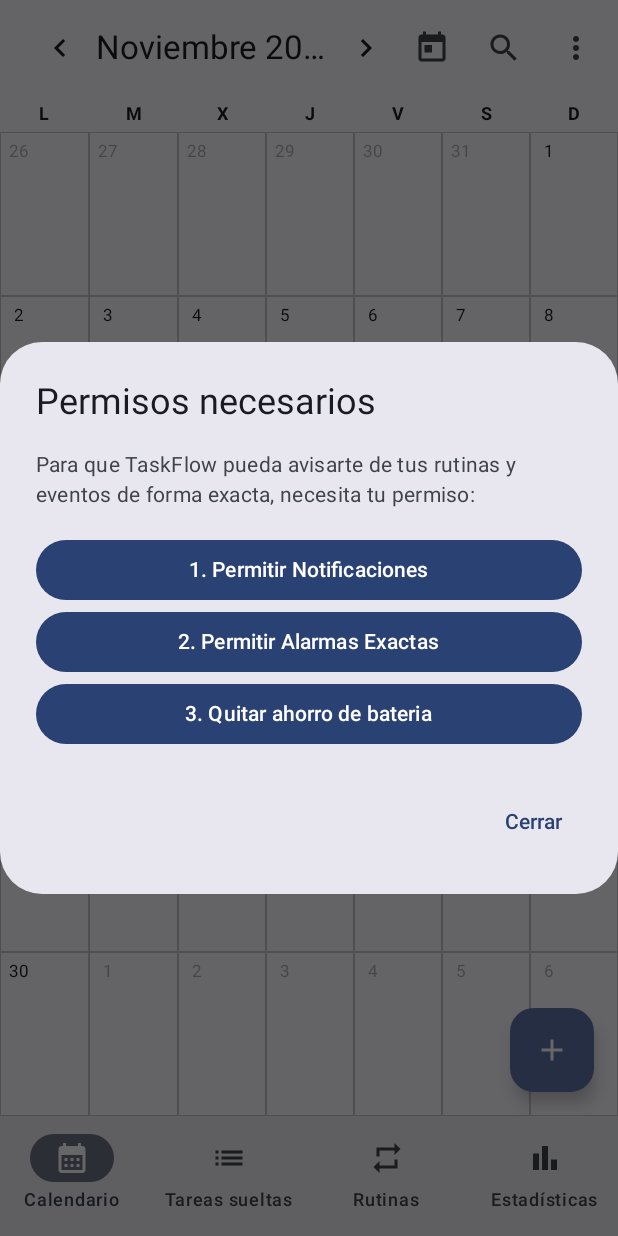
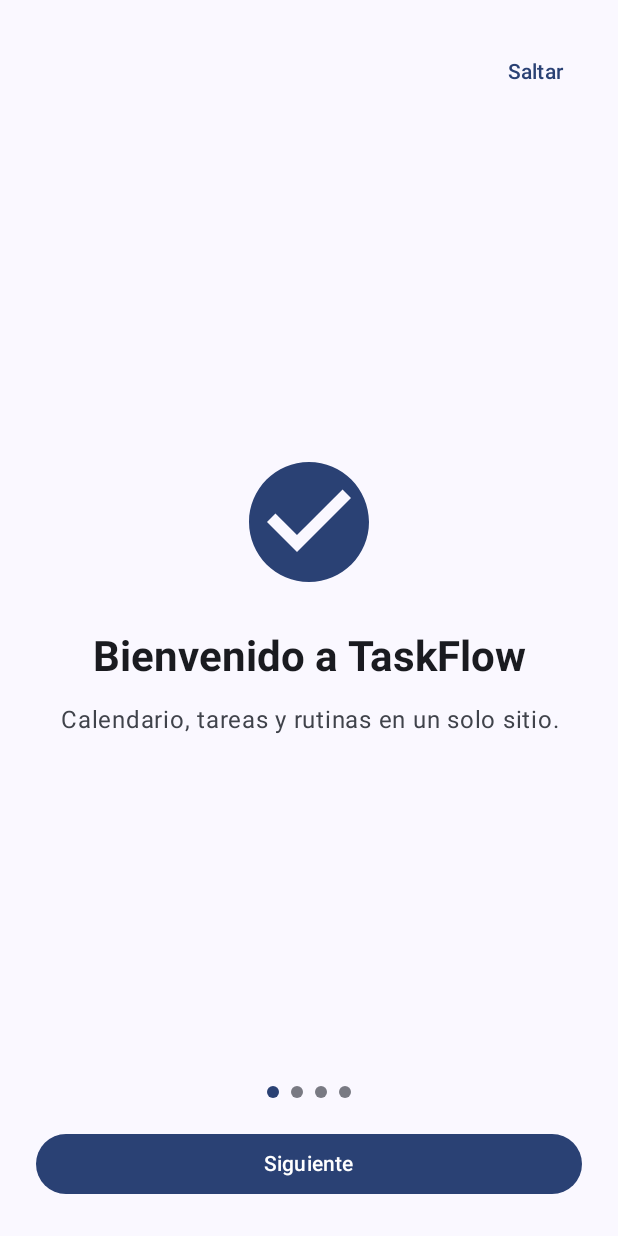
Before and after one commit to JuanIV/TaskFlow_Calendar_App, an Android app built with Jetpack Compose: the screen it shows after launch (mainactivity), on a phone screen of 412 x 824 dp. Run offline under Robolectric (Android 15) with nearby library versions, the phone set to English and light mode, and no system bars; our stand-ins replace Dagger/Hilt's generated code, Room's generated code; libraries missing offline, so code that uses them is left out: androidx.glance, androidx.glance.appwidget; pictures from the network do not load; 3 statements that could not run were skipped.

Commit message:
Paquete 8 fase 3

```diff
--- a/app/src/main/java/com/example/taskflow/mainactivity.kt
+++ b/app/src/main/java/com/example/taskflow/mainactivity.kt
@@ -13,6 +13,8 @@ import com.example.taskflow.capture.CaptureContract
 import com.example.taskflow.scheduling.AlarmContract
 import com.example.taskflow.ui.capture.QuickCaptureDialog
 import com.example.taskflow.ui.navigation.AppNavigation
+import com.example.taskflow.ui.onboarding.OnboardingScreen
+import com.example.taskflow.ui.onboarding.OnboardingViewModel
 import com.example.taskflow.ui.permissions.PermissionsDialog
 import com.example.taskflow.ui.theme.TaskFlowTheme
 import com.example.taskflow.ui.theme.ThemeViewModel
@@ -22,6 +24,7 @@ import dagger.hilt.android.AndroidEntryPoint
 class mainactivity : ComponentActivity() {
 
     private val themeViewModel: ThemeViewModel by viewModels()
+    private val onboardingViewModel: OnboardingViewModel by viewModels()
     private var pendingRoute by mutableStateOf<String?>(null)
     private var quickCaptureText by mutableStateOf<String?>(null)
 
@@ -47,7 +50,12 @@ class mainactivity : ComponentActivity() {
             val themeMode by themeViewModel.themeMode.collectAsState()
             val dynamic by themeViewModel.dynamicColor.collectAsState()
             val accent by themeViewModel.accent.collectAsState()
+            val onboardingDone by onboardingViewModel.done.collectAsState()
             TaskFlowTheme(themeMode = themeMode, dynamicColor = dynamic, accentArgb = accent) {
+                when (onboardingDone) {
+                    null -> Unit
+                    false -> OnboardingScreen(onFinish = { loadSample -> onboardingViewModel.finish(loadSample) })
+                    true -> {
                         PermissionsDialog()
                         AppNavigation(
                             pendingRoute = pendingRoute,
@@ -60,6 +68,8 @@ class mainactivity : ComponentActivity() {
                     }
                 }
             }
+        }
+    }
 
     override fun onNewIntent(intent: Intent) {
         super.onNewIntent(intent)
--- /dev/null
+++ b/app/src/main/java/com/example/taskflow/ui/onboarding/onboardingscreen.kt
@@ -0,0 +1,109 @@
+package com.example.taskflow.ui.onboarding
+
+import androidx.compose.foundation.background
+import androidx.compose.foundation.layout.Arrangement
+import androidx.compose.foundation.layout.Box
+import androidx.compose.foundation.layout.Column
+import androidx.compose.foundation.layout.Row
+import androidx.compose.foundation.layout.Spacer
+import androidx.compose.foundation.layout.fillMaxSize
+import androidx.compose.foundation.layout.fillMaxWidth
+import androidx.compose.foundation.layout.height
+import androidx.compose.foundation.layout.padding
+import androidx.compose.foundation.layout.size
+import androidx.compose.foundation.shape.CircleShape
+import androidx.compose.material.icons.Icons
+import androidx.compose.material.icons.filled.CalendarMonth
+import androidx.compose.material.icons.filled.CheckCircle
+import androidx.compose.material.icons.filled.Repeat
+import androidx.compose.material.icons.filled.Timer
+import androidx.compose.material3.Button
+import androidx.compose.material3.Icon
+import androidx.compose.material3.MaterialTheme
+import androidx.compose.material3.OutlinedButton
+import androidx.compose.material3.Surface
+import androidx.compose.material3.Text
+import androidx.compose.material3.TextButton
+import androidx.compose.runtime.Composable
+import androidx.compose.runtime.getValue
+import androidx.compose.runtime.mutableStateOf
+import androidx.compose.runtime.remember
+import androidx.compose.runtime.setValue
+import androidx.compose.ui.Alignment
+import androidx.compose.ui.Modifier
+import androidx.compose.ui.res.stringResource
+import androidx.compose.ui.text.font.FontWeight
+import androidx.compose.ui.text.style.TextAlign
+import androidx.compose.ui.unit.dp
+import com.example.taskflow.R
+
+@Composable
+fun OnboardingScreen(onFinish: (Boolean) -> Unit) {
+    var page by remember { mutableStateOf(0) }
+    val titles = listOf(R.string.s3_onb_p1_title, R.string.s3_onb_p2_title, R.string.s3_onb_p3_title, R.string.s3_onb_p4_title)
+    val texts = listOf(R.string.s3_onb_p1_text, R.string.s3_onb_p2_text, R.string.s3_onb_p3_text, R.string.s3_onb_p4_text)
+    val icons = listOf(Icons.Default.CheckCircle, Icons.Default.CalendarMonth, Icons.Default.Repeat, Icons.Default.Timer)
+    val last = titles.size - 1
+
+    Surface(modifier = Modifier.fillMaxSize()) {
+        Column(
+            modifier = Modifier.fillMaxSize().padding(24.dp),
+            horizontalAlignment = Alignment.CenterHorizontally
+        ) {
+            Row(modifier = Modifier.fillMaxWidth(), horizontalArrangement = Arrangement.End) {
+                if (page < last) {
+                    TextButton(onClick = { onFinish(false) }) { Text(stringResource(R.string.s3_onb_skip)) }
+                }
+            }
+            Spacer(modifier = Modifier.weight(1f))
+            Icon(
+                icons[page],
+                contentDescription = null,
+                modifier = Modifier.size(96.dp),
+                tint = MaterialTheme.colorScheme.primary
+            )
+            Spacer(modifier = Modifier.height(24.dp))
+            Text(
+                stringResource(titles[page]),
+                style = MaterialTheme.typography.headlineMedium,
+                fontWeight = FontWeight.Bold,
+                textAlign = TextAlign.Center
+            )
+            Spacer(modifier = Modifier.height(12.dp))
+            Text(
+                stringResource(texts[page]),
+                style = MaterialTheme.typography.bodyLarge,
+                color = MaterialTheme.colorScheme.onSurfaceVariant,
+                textAlign = TextAlign.Center
+            )
+            Spacer(modifier = Modifier.weight(1f))
+            Row(horizontalArrangement = Arrangement.Center) {
+                for (i in 0..last) {
+                    Box(
+                        modifier = Modifier
+                            .padding(4.dp)
+                            .size(8.dp)
+                            .background(
+                                if (i == page) MaterialTheme.colorScheme.primary else MaterialTheme.colorScheme.outlineVariant,
+                                CircleShape
+                            )
+                    )
+                }
+            }
+            Spacer(modifier = Modifier.height(16.dp))
+            if (page < last) {
+                Button(onClick = { page = page + 1 }, modifier = Modifier.fillMaxWidth()) {
+                    Text(stringResource(R.string.s3_onb_next))
+                }
+            } else {
+                Button(onClick = { onFinish(true) }, modifier = Modifier.fillMaxWidth()) {
+                    Text(stringResource(R.string.s3_onb_sample))
+                }
+                Spacer(modifier = Modifier.height(8.dp))
+                OutlinedButton(onClick = { onFinish(false) }, modifier = Modifier.fillMaxWidth()) {
+                    Text(stringResource(R.string.s3_onb_empty))
+                }
+            }
+        }
+    }
+}
--- /dev/null
+++ b/app/src/main/java/com/example/taskflow/ui/onboarding/onboardingviewmodel.kt
@@ -0,0 +1,36 @@
+package com.example.taskflow.ui.onboarding
+
+import androidx.lifecycle.ViewModel
+import androidx.lifecycle.viewModelScope
+import com.example.taskflow.data.repositories.SettingsRepository
+import com.example.taskflow.domain.SampleDataLoader
+import dagger.hilt.android.lifecycle.HiltViewModel
+import kotlinx.coroutines.flow.SharingStarted
+import kotlinx.coroutines.flow.StateFlow
+import kotlinx.coroutines.flow.map
+import kotlinx.coroutines.flow.stateIn
+import kotlinx.coroutines.launch
+import javax.inject.Inject
+
+@HiltViewModel
+class OnboardingViewModel @Inject constructor(
+    private val settingsRepo: SettingsRepository,
+    private val sampleDataLoader: SampleDataLoader
+) : ViewModel() {
+
+    // null = todavia no se sabe
+    val done: StateFlow<Boolean?> = settingsRepo.onboardingDoneFlow
+        .map<Boolean, Boolean?> { it }
+        .stateIn(viewModelScope, SharingStarted.Eagerly, null)
+
+    private var started = false
+
+    fun finish(loadSample: Boolean) {
+        if (started) return
+        started = true
+        viewModelScope.launch {
+            if (loadSample) sampleDataLoader.load()
+            settingsRepo.setOnboardingDone(true)
+        }
+    }
+}
--- a/app/src/main/res/values/strings.xml
+++ b/app/src/main/res/values/strings.xml
@@ -701,4 +701,18 @@
     <string name="s3_shortcut_add_long">Añadir una tarea rápida</string>
     <string name="s3_shortcut_focus_short">Enfoque</string>
     <string name="s3_shortcut_focus_long">Abrir el modo enfoque</string>
+
+    <!-- TEXTOS PAQUETE 8 (ONBOARDING) -->
+    <string name="s3_onb_skip">Saltar</string>
+    <string name="s3_onb_next">Siguiente</string>
+    <string name="s3_onb_p1_title">Bienvenido a TaskFlow</string>
+    <string name="s3_onb_p1_text">Calendario, tareas y rutinas en un solo sitio.</string>
+    <string name="s3_onb_p2_title">Calendario y tareas</string>
+    <string name="s3_onb_p2_text">Crea eventos con iconos y recordatorios, y tareas con duración estimada o que se repiten.</string>
+    <string name="s3_onb_p3_title">Rutinas y rachas</string>
+    <string name="s3_onb_p3_text">Define rutinas, hazlas en orden si quieres y mantén tu racha.</string>
+    <string name="s3_onb_p4_title">Enfoque y alarmas</string>
+    <string name="s3_onb_p4_text">Usa el temporizador Pomodoro y activa alarmas a pantalla completa para tus eventos importantes.</string>
+    <string name="s3_onb_sample">Cargar datos de ejemplo</string>
+    <string name="s3_onb_empty">Empezar desde cero</string>
 </resources>
```
Also changed, not shown: app/src/main/java/com/example/taskflow/domain/sampledataloader.kt (added, +130 -0 lines). Lines whose indentation alone changed are shown as unchanged.
